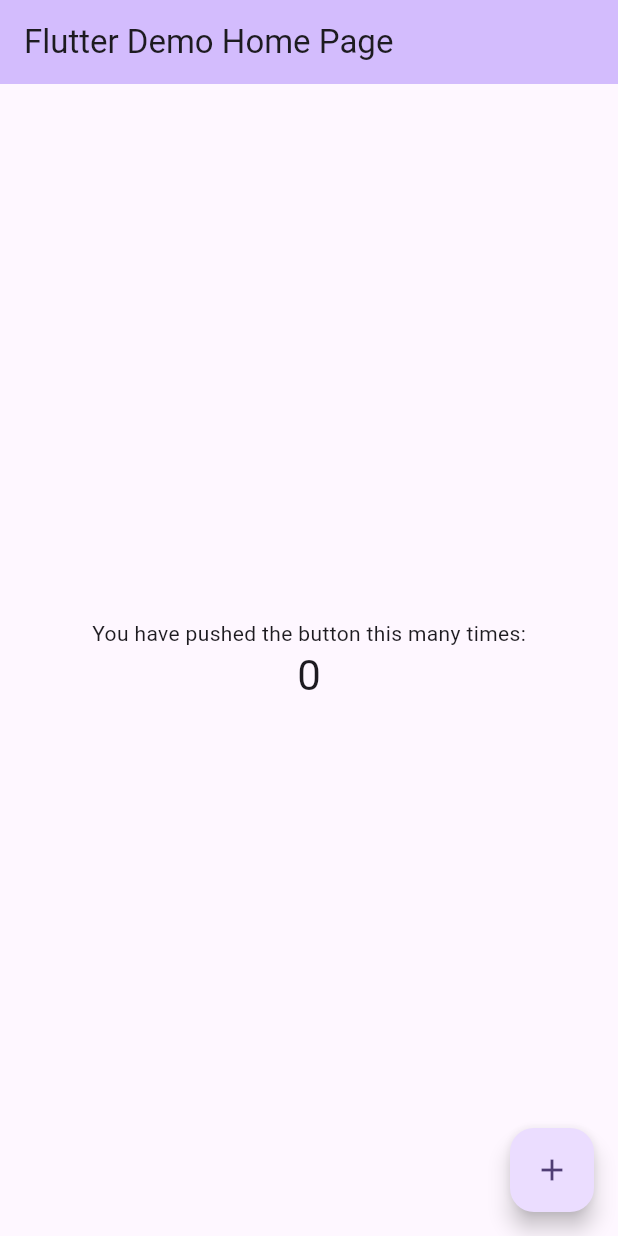
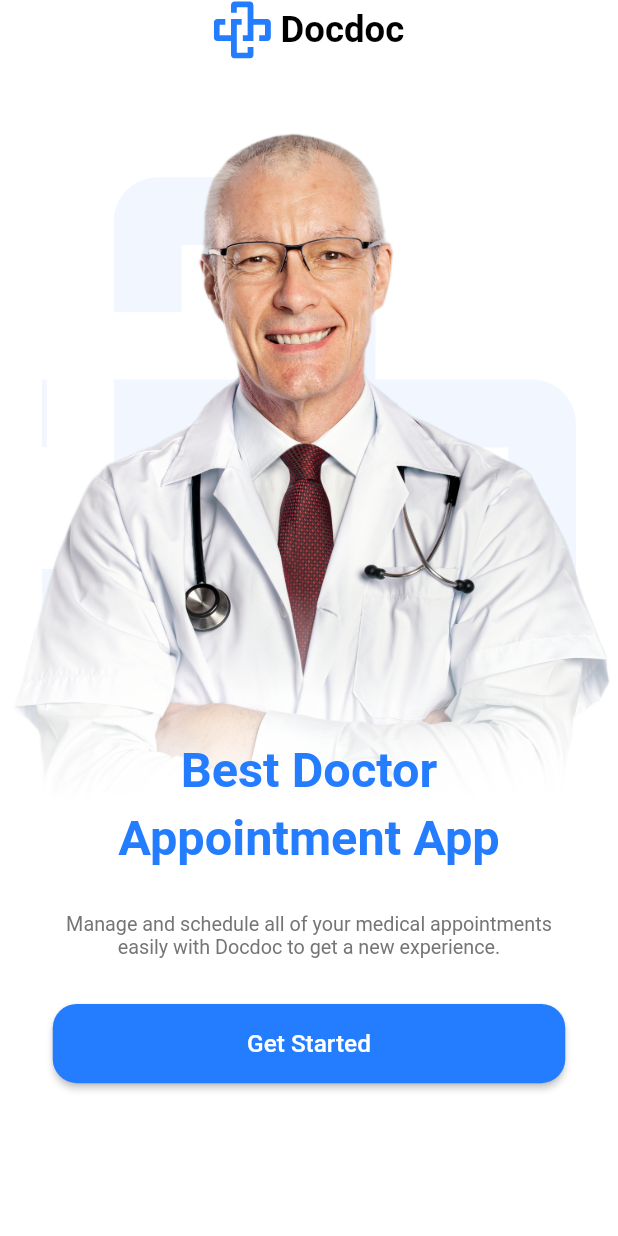
Before and after one commit to OmarAly92/docdoc, a Flutter app: the screen it shows after launch, on a phone screen of 412 x 824 dp. Run offline on Flutter 3.47's test engine with Material 2 defaults, Android fonts, the light colour scheme and no system bars; our stand-ins replace flutter_screenutil, flutter_svg.

Commit message:
- added images & svgs folders for assets - add flutter_svg & add flutter_screenutil - made a file for doc app client - added Navigation extension - added routing folder that contains router class and routes file - added colors & text styles - added empty login screen - added onboarding screen

```diff
--- /dev/null
+++ b/lib/core/helpers/extensions.dart
@@ -0,0 +1,18 @@
+import 'package:flutter/material.dart';
+
+extension Navigation on BuildContext {
+  Future<dynamic> pushNamed(String routeName, {Object? arguments}) {
+    return Navigator.pushNamed(this, routeName, arguments: arguments);
+  }
+
+  Future<dynamic> pushReplacementNamed(String routeName, {Object? arguments}) {
+    return Navigator.pushReplacementNamed(this, routeName, arguments: arguments);
+  }
+
+  Future<dynamic> pushNamedAndRemoveUntil(String routeName,
+      {Object? arguments, required RoutePredicate predicate}) {
+    return Navigator.pushNamedAndRemoveUntil(this, routeName, predicate, arguments: arguments);
+  }
+
+  void pop() => Navigator.pop(this);
+}
--- /dev/null
+++ b/lib/core/routing/app_router.dart
@@ -0,0 +1,26 @@
+import 'package:flutter/material.dart';
+
+import '../../features/login/ui/login_screen.dart';
+import '../../features/onboarding/onboarding_screen.dart';
+import 'routes.dart';
+
+class AppRouter {
+  Route generateRoute(RouteSettings settings) {
+    switch (settings.name) {
+      case Routes.onboardingScreen:
+        return MaterialPageRoute(builder: (context) => const OnboardingScreen());
+      case Routes.loginScreen:
+        return MaterialPageRoute(builder: (context) => const LoginScreen());
+      //   case Routes.signupScreen:
+      // return MaterialPageRoute(builder: (context) => SignupScreen());
+      default:
+        return MaterialPageRoute(
+          builder: (context) => Scaffold(
+            body: Center(
+              child: Text('No route defined for ${settings.name}'),
+            ),
+          ),
+        );
+    }
+  }
+}
--- /dev/null
+++ b/lib/core/routing/routes.dart
@@ -0,0 +1,5 @@
+class Routes {
+  static const String onboardingScreen = '/onBoardingScreen';
+  static const String loginScreen = '/loginScreen';
+  static const String signupScreen = '/signupScreen';
+}
--- /dev/null
+++ b/lib/core/themes/colors.dart
@@ -0,0 +1,6 @@
+import 'package:flutter/material.dart';
+
+abstract class ColorsManger {
+  static const Color mainBlue = Color(0xFF247CFF);
+  static const Color gray = Color(0xFF757575);
+}
--- /dev/null
+++ b/lib/core/themes/text_styles.dart
@@ -0,0 +1,26 @@
+import 'package:docdoc/core/themes/colors.dart';
+import 'package:flutter/material.dart';
+import 'package:flutter_screenutil/flutter_screenutil.dart';
+
+abstract class TextStyles {
+  static TextStyle font24Black700Weight = TextStyle(
+    fontSize: 24.sp,
+    fontWeight: FontWeight.w700,
+    color: Colors.black,
+  );
+  static TextStyle font32BlueBold = TextStyle(
+    fontSize: 32.sp,
+    fontWeight: FontWeight.bold,
+    color: ColorsManger.mainBlue,
+  );
+  static TextStyle font13GrayRegular = TextStyle(
+    fontSize: 13.sp,
+    fontWeight: FontWeight.normal,
+    color: ColorsManger.gray,
+  );
+  static TextStyle font16WhiteSemiBold = TextStyle(
+    fontSize: 16.sp,
+    fontWeight: FontWeight.w500,
+    color: Colors.white,
+  );
+}
--- /dev/null
+++ b/lib/core/utils/assets_constant.dart
@@ -0,0 +1,5 @@
+abstract class ImagesAsset {
+  static const String appLogo = 'assets/svgs/app_logo.svg';
+  static const String appLogoLowOpacity = 'assets/svgs/app_logo_low_opacity.svg';
+  static const String onboardingDoctor = 'assets/images/onboarding_doctor.png';
+}
--- /dev/null
+++ b/lib/doc_app.dart
@@ -0,0 +1,30 @@
+import 'package:docdoc/core/routing/app_router.dart';
+import 'package:docdoc/core/themes/colors.dart';
+import 'package:flutter/material.dart';
+import 'package:flutter_screenutil/flutter_screenutil.dart';
+
+import 'core/routing/routes.dart';
+
+class DocApp extends StatelessWidget {
+  const DocApp({super.key, required this.appRouter});
+
+  final AppRouter appRouter;
+
+  @override
+  Widget build(BuildContext context) {
+    return ScreenUtilInit(
+      designSize: const Size(375, 812),
+      minTextAdapt: true,
+      child: MaterialApp(
+        title: 'Doc App',
+        onGenerateRoute: appRouter.generateRoute,
+        theme: ThemeData(
+          primaryColor: ColorsManger.mainBlue,
+          scaffoldBackgroundColor: Colors.white,
+        ),
+        debugShowCheckedModeBanner: false,
+        initialRoute: Routes.onboardingScreen,
+      ),
+    );
+  }
+}
--- /dev/null
+++ b/lib/features/login/ui/login_screen.dart
@@ -0,0 +1,14 @@
+import 'package:flutter/material.dart';
+
+class LoginScreen extends StatelessWidget {
+  const LoginScreen({Key? key}) : super(key: key);
+
+  @override
+  Widget build(BuildContext context) {
+    return const Scaffold(
+      body: Center(
+        child: Text('LoginScreen'),
+      ),
+    );
+  }
+}
--- /dev/null
+++ b/lib/features/onboarding/onboarding_screen.dart
@@ -0,0 +1,16 @@
+import 'package:flutter/material.dart';
+
+import 'widgets/onboarding_screen_body.dart';
+
+class OnboardingScreen extends StatelessWidget {
+  const OnboardingScreen({super.key});
+
+  @override
+  Widget build(BuildContext context) {
+    return const Scaffold(
+      body: SafeArea(
+        child: OnboardingScreenBody(),
+      ),
+    );
+  }
+}
--- /dev/null
+++ b/lib/features/onboarding/widgets/doctor_image_background_and_text_widget.dart
@@ -0,0 +1,41 @@
+import 'package:flutter/material.dart';
+import 'package:flutter_svg/flutter_svg.dart';
+
+import '../../../core/themes/text_styles.dart';
+import '../../../core/utils/assets_constant.dart';
+
+class DoctorImageAndTextWidget extends StatelessWidget {
+  const DoctorImageAndTextWidget({Key? key}) : super(key: key);
+
+  @override
+  Widget build(BuildContext context) {
+    return Stack(
+      alignment: Alignment.center,
+      children: [
+        SvgPicture.asset(ImagesAsset.appLogoLowOpacity),
+        Container(
+          foregroundDecoration: BoxDecoration(
+            gradient: LinearGradient(
+              colors: [
+                Colors.white,
+                Colors.white.withOpacity(0.0),
+              ],
+              begin: Alignment.bottomCenter,
+              end: Alignment.topCenter,
+              stops: const [0.14, 0.4],
+            ),
+          ),
+          child: Image.asset(ImagesAsset.onboardingDoctor),
+        ),
+        Positioned(
+          bottom: 30,
+          child: Text(
+            'Best Doctor\nAppointment App',
+            style: TextStyles.font32BlueBold.copyWith(height: 1.4),
+            textAlign: TextAlign.center,
+          ),
+        ),
+      ],
+    );
+  }
+}
--- /dev/null
+++ b/lib/features/onboarding/widgets/get_started_button_widget.dart
@@ -0,0 +1,31 @@
+import 'package:docdoc/core/helpers/extensions.dart';
+import 'package:flutter/material.dart';
+import 'package:flutter_screenutil/flutter_screenutil.dart';
+
+import '../../../core/routing/routes.dart';
+import '../../../core/themes/colors.dart';
+import '../../../core/themes/text_styles.dart';
+
+class GetStartedButtonWidget extends StatelessWidget {
+  const GetStartedButtonWidget({Key? key}) : super(key: key);
+
+  @override
+  Widget build(BuildContext context) {
+    return ElevatedButton(
+      onPressed: () => context.pushNamed(Routes.loginScreen),
+      style: ElevatedButton.styleFrom(
+        tapTargetSize: MaterialTapTargetSize.shrinkWrap,
+        minimumSize: Size(311.w, 52.h),
+        backgroundColor: ColorsManger.mainBlue,
+        fixedSize: Size(311.w, 52.h),
+        shape: RoundedRectangleBorder(
+          borderRadius: BorderRadius.circular(16),
+        ),
+      ),
+      child: Text(
+        'Get Started',
+        style: TextStyles.font16WhiteSemiBold,
+      ),
+    );
+  }
+}
--- /dev/null
+++ b/lib/features/onboarding/widgets/icon_and_title_widget.dart
@@ -0,0 +1,25 @@
+import 'package:docdoc/core/utils/assets_constant.dart';
+import 'package:flutter/material.dart';
+import 'package:flutter_screenutil/flutter_screenutil.dart';
+import 'package:flutter_svg/flutter_svg.dart';
+
+import '../../../core/themes/text_styles.dart';
+
+class IconAndTitleWidget extends StatelessWidget {
+  const IconAndTitleWidget({Key? key}) : super(key: key);
+
+  @override
+  Widget build(BuildContext context) {
+    return Row(
+      mainAxisAlignment: MainAxisAlignment.center,
+      children: [
+        SvgPicture.asset(ImagesAsset.appLogo),
+        SizedBox(width: 5.w),
+        Text(
+          'Docdoc',
+          style: TextStyles.font24Black700Weight,
+        ),
+      ],
+    );
+  }
+}
--- /dev/null
+++ b/lib/features/onboarding/widgets/onboarding_screen_body.dart
@@ -0,0 +1,35 @@
+import 'package:docdoc/core/themes/text_styles.dart';
+import 'package:flutter/material.dart';
+import 'package:flutter_screenutil/flutter_screenutil.dart';
+
+import 'doctor_image_background_and_text_widget.dart';
+import 'icon_and_title_widget.dart';
+import 'get_started_button_widget.dart';
+
+class OnboardingScreenBody extends StatelessWidget {
+  const OnboardingScreenBody({Key? key}) : super(key: key);
+
+  @override
+  Widget build(BuildContext context) {
+    return SingleChildScrollView(
+      child: Column(
+        crossAxisAlignment: CrossAxisAlignment.center,
+        children: [
+          const IconAndTitleWidget(),
+          SizedBox(height: 30.h),
+          const DoctorImageAndTextWidget(),
+          Padding(
+            padding: EdgeInsets.symmetric(horizontal: 30.w),
+            child: Text(
+              'Manage and schedule all of your medical appointments easily with Docdoc to get a new experience.',
+              style: TextStyles.font13GrayRegular,
+              textAlign: TextAlign.center,
+            ),
+          ),
+          SizedBox(height: 30.h),
+          const GetStartedButtonWidget(),
+        ],
+      ),
+    );
+  }
+}
--- a/lib/main.dart
+++ b/lib/main.dart
@@ -1,125 +1,10 @@
+import 'package:docdoc/core/routing/app_router.dart';
 import 'package:flutter/material.dart';
 
+import 'doc_app.dart';
+
 void main() {
-  runApp(const MyApp());
+  runApp(DocApp(
+    appRouter: AppRouter(),
+  ));
 }
-
-class MyApp extends StatelessWidget {
-  const MyApp({super.key});
-
-  // This widget is the root of your application.
-  @override
-  Widget build(BuildContext context) {
-    return MaterialApp(
-      title: 'Flutter Demo',
-      theme: ThemeData(
-        // This is the theme of your application.
-        //
-        // TRY THIS: Try running your application with "flutter run". You'll see
-        // the application has a blue toolbar. Then, without quitting the app,
-        // try changing the seedColor in the colorScheme below to Colors.green
-        // and then invoke "hot reload" (save your changes or press the "hot
-        // reload" button in a Flutter-supported IDE, or press "r" if you used
-        // the command line to start the app).
-        //
-        // Notice that the counter didn't reset back to zero; the application
-        // state is not lost during the reload. To reset the state, use hot
-        // restart instead.
-        //
-        // This works for code too, not just values: Most code changes can be
-        // tested with just a hot reload.
-        colorScheme: ColorScheme.fromSeed(seedColor: Colors.deepPurple),
-        useMaterial3: true,
-      ),
-      home: const MyHomePage(title: 'Flutter Demo Home Page'),
-    );
-  }
-}
-
-class MyHomePage extends StatefulWidget {
-  const MyHomePage({super.key, required this.title});
-
-  // This widget is the home page of your application. It is stateful, meaning
-  // that it has a State object (defined below) that contains fields that affect
-  // how it looks.
-
-  // This class is the configuration for the state. It holds the values (in this
-  // case the title) provided by the parent (in this case the App widget) and
-  // used by the build method of the State. Fields in a Widget subclass are
-  // always marked "final".
-
-  final String title;
-
-  @override
-  State<MyHomePage> createState() => _MyHomePageState();
-}
-
-class _MyHomePageState extends State<MyHomePage> {
-  int _counter = 0;
-
-  void _incrementCounter() {
-    setState(() {
-      // This call to setState tells the Flutter framework that something has
-      // changed in this State, which causes it to rerun the build method below
-      // so that the display can reflect the updated values. If we changed
-      // _counter without calling setState(), then the build method would not be
-      // called again, and so nothing would appear to happen.
-      _counter++;
-    });
-  }
-
-  @override
-  Widget build(BuildContext context) {
-    // This method is rerun every time setState is called, for instance as done
-    // by the _incrementCounter method above.
-    //
-    // The Flutter framework has been optimized to make rerunning build methods
-    // fast, so that you can just rebuild anything that needs updating rather
-    // than having to individually change instances of widgets.
-    return Scaffold(
-      appBar: AppBar(
-        // TRY THIS: Try changing the color here to a specific color (to
-        // Colors.amber, perhaps?) and trigger a hot reload to see the AppBar
-        // change color while the other colors stay the same.
-        backgroundColor: Theme.of(context).colorScheme.inversePrimary,
-        // Here we take the value from the MyHomePage object that was created by
-        // the App.build method, and use it to set our appbar title.
-        title: Text(widget.title),
-      ),
-      body: Center(
-        // Center is a layout widget. It takes a single child and positions it
-        // in the middle of the parent.
-        child: Column(
-          // Column is also a layout widget. It takes a list of children and
-          // arranges them vertically. By default, it sizes itself to fit its
-          // children horizontally, and tries to be as tall as its parent.
-          //
-          // Column has various properties to control how it sizes itself and
-          // how it positions its children. Here we use mainAxisAlignment to
-          // center the children vertically; the main axis here is the vertical
-          // axis because Columns are vertical (the cross axis would be
-          // horizontal).
-          //
-          // TRY THIS: Invoke "debug painting" (choose the "Toggle Debug Paint"
-          // action in the IDE, or press "p" in the console), to see the
-          // wireframe for each widget.
-          mainAxisAlignment: MainAxisAlignment.center,
-          children: <Widget>[
-            const Text(
-              'You have pushed the button this many times:',
-            ),
-            Text(
-              '$_counter',
-              style: Theme.of(context).textTheme.headlineMedium,
-            ),
-          ],
-        ),
-      ),
-      floatingActionButton: FloatingActionButton(
-        onPressed: _incrementCounter,
-        tooltip: 'Increment',
-        child: const Icon(Icons.add),
-      ), // This trailing comma makes auto-formatting nicer for build methods.
-    );
-  }
-}
```
Also changed, not shown: pubspec.yaml (+27 -2 lines), assets/images/onboarding_doctor.png (added), assets/svgs/app_logo.svg (added), assets/svgs/app_logo_low_opacity.svg (added), pubspec.lock, 2 other files.
